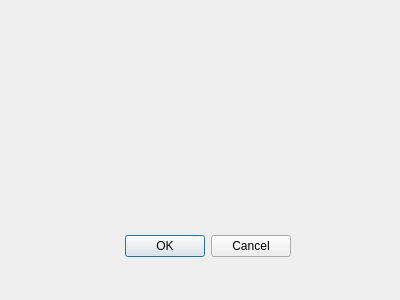
Old version of the form gui/add_ingridient/addingridient.ui in the repository kowalczyk-j/restaurant-management-system.
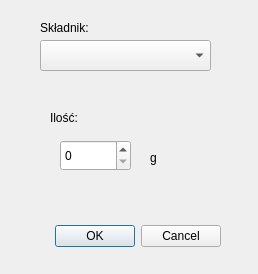
New version of the form.

```diff
--- a/gui/add_ingridient/addingridient.ui
+++ b/gui/add_ingridient/addingridient.ui
@@ -6,8 +6,8 @@
    <rect>
     <x>0</x>
     <y>0</y>
-    <width>400</width>
-    <height>300</height>
+    <width>258</width>
+    <height>274</height>
    </rect>
   </property>
   <property name="windowTitle">
@@ -16,8 +16,8 @@
   <widget class="QDialogButtonBox" name="buttons">
    <property name="geometry">
     <rect>
-     <x>110</x>
-     <y>230</y>
+     <x>40</x>
+     <y>220</y>
      <width>181</width>
      <height>32</height>
     </rect>
@@ -29,6 +29,68 @@
     <set>QDialogButtonBox::Cancel|QDialogButtonBox::Ok</set>
    </property>
   </widget>
+  <widget class="QComboBox" name="ing">
+   <property name="geometry">
+    <rect>
+     <x>40</x>
+     <y>40</y>
+     <width>171</width>
+     <height>31</height>
+    </rect>
+   </property>
+  </widget>
+  <widget class="QLabel" name="label">
+   <property name="geometry">
+    <rect>
+     <x>40</x>
+     <y>20</y>
+     <width>59</width>
+     <height>15</height>
+    </rect>
+   </property>
+   <property name="text">
+    <string>Składnik:</string>
+   </property>
+  </widget>
+  <widget class="QLabel" name="label_2">
+   <property name="geometry">
+    <rect>
+     <x>50</x>
+     <y>110</y>
+     <width>59</width>
+     <height>15</height>
+    </rect>
+   </property>
+   <property name="text">
+    <string>Ilość:</string>
+   </property>
+  </widget>
+  <widget class="QSpinBox" name="quantity">
+   <property name="geometry">
+    <rect>
+     <x>60</x>
+     <y>140</y>
+     <width>71</width>
+     <height>31</height>
+    </rect>
+   </property>
+   <property name="maximum">
+    <number>999999</number>
+   </property>
+  </widget>
+  <widget class="QLabel" name="unit">
+   <property name="geometry">
+    <rect>
+     <x>150</x>
+     <y>150</y>
+     <width>59</width>
+     <height>15</height>
+    </rect>
+   </property>
+   <property name="text">
+    <string>g</string>
+   </property>
+  </widget>
  </widget>
  <resources/>
  <connections>
```
Left out of the diff: 14 changed lines with no effect on the pictures.
